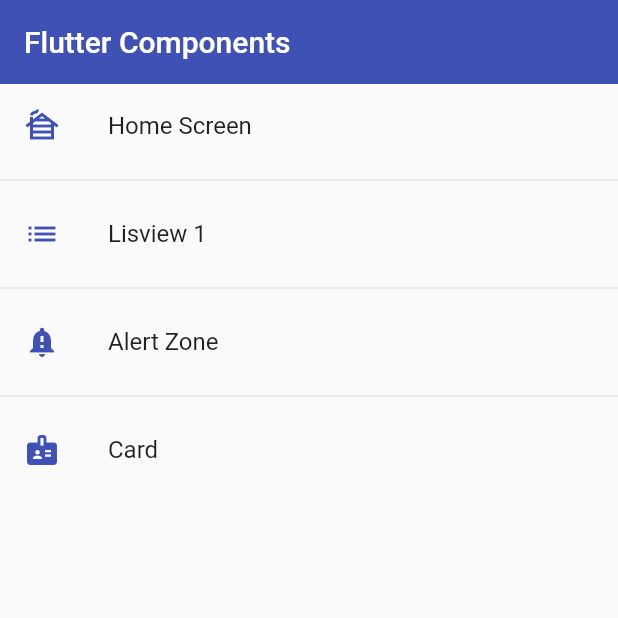
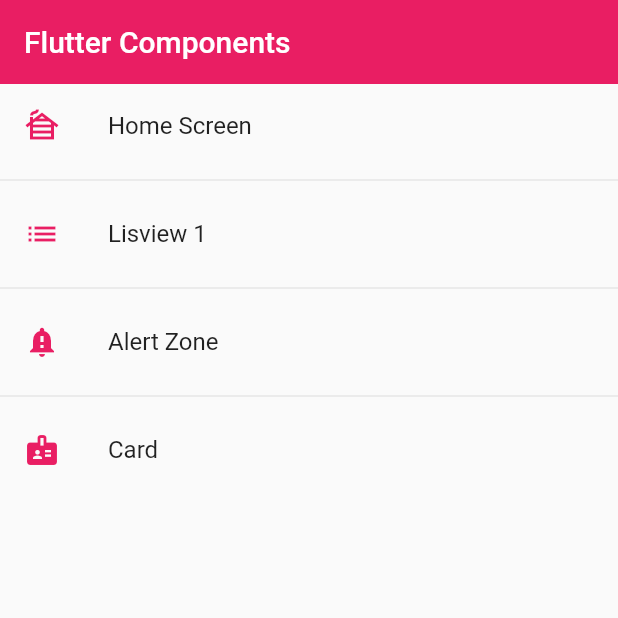
Before and after one commit to GitRockie/flutter_app_1, a Flutter app: the screen it shows after launch, on a phone screen of 412 x 824 dp, the top half of it. Run offline on Flutter 3.47's test engine with Material 2 defaults, Android fonts, the phone set to English and light mode, and no system bars.

Commit message:
Global Theme Personalizing
theme property in MaterialApp
copyWiyh method implementation on ThemeData
Write more arguments above the previous
Theme configs centralising to optimize and minimize the main.dart
AppTheme class create for global custom
Homescreen Icons style from Theme primary
DarkTheme creation
Styling Scuffold

```diff
--- a/lib/main.dart
+++ b/lib/main.dart
@@ -1,5 +1,7 @@
 import 'package:flutter/material.dart';
+
 import 'package:flutter_app_1/router/app_routes.dart';
+import 'package:flutter_app_1/theme/app_theme.dart';
 
 void main() => runApp(const MyApp());
 
@@ -13,6 +15,7 @@ class MyApp extends StatelessWidget {
         title: 'Material App',
         initialRoute: AppRoutes.initialRoute,
         routes: AppRoutes.getAppRoutes(),
-        onGenerateRoute: AppRoutes.onGenerateRoute);
+        onGenerateRoute: AppRoutes.onGenerateRoute,
+        theme: AppTheme.lightTheme);
   }
 }
--- a/lib/screens/home_screen.dart
+++ b/lib/screens/home_screen.dart
@@ -1,6 +1,7 @@
 import 'package:flutter/material.dart';
 
 import 'package:flutter_app_1/router/app_routes.dart';
+import 'package:flutter_app_1/theme/app_theme.dart';
 
 //import 'package:flutter_app_1/screens/screens.dart';
 
@@ -14,12 +15,10 @@ class HomeScreen extends StatelessWidget {
     return Scaffold(
       appBar: AppBar(
         title: const Text('Flutter Components'),
-        backgroundColor: Colors.indigo,
-        elevation: 0,
       ),
       body: ListView.separated(
           itemBuilder: (context, i) => ListTile(
-                leading: Icon(menuOptions[i].icon, color: Colors.indigo),
+                leading: Icon(menuOptions[i].icon, color: AppTheme.primary),
                 title: Text(menuOptions[i].nameRoot),
                 onTap: () {
                   /* final route = MaterialPageRoute(
--- a/lib/screens/listview1_screen.dart
+++ b/lib/screens/listview1_screen.dart
@@ -15,6 +15,7 @@ class Listview1Screen extends StatelessWidget {
     return Scaffold(
         appBar: AppBar(
           title: const Text('Listview Type 1'),
+          elevation: 0,
         ),
         body: ListView(
           children: [
@@ -22,6 +23,7 @@ class Listview1Screen extends StatelessWidget {
                 .map((team) => ListTile(
                       title: Text(team),
                       trailing: const Icon(Icons.arrow_forward_ios_outlined),
+                      iconColor: Colors.pink[300],
                     ))
                 .toList(),
 
--- a/lib/screens/listview2_screen.dart
+++ b/lib/screens/listview2_screen.dart
@@ -15,8 +15,6 @@ class Listview2Screen extends StatelessWidget {
     return Scaffold(
         appBar: AppBar(
           title: const Text('Listview Type 2'),
-          elevation: 0,
-          backgroundColor: Colors.indigo,
         ),
         body: ListView.separated(
           itemCount: options.length,
--- /dev/null
+++ b/lib/theme/app_theme.dart
@@ -0,0 +1,28 @@
+import 'package:flutter/material.dart';
+
+class AppTheme {
+  static const Color primary = Colors.pink;
+
+  static final ThemeData lightTheme = ThemeData.light().copyWith(
+      //Primary Color
+      primaryColor: Colors.pink,
+      //appBarTheme:
+      appBarTheme: const AppBarTheme(
+        color: primary,
+        elevation: 0,
+      )
+      //Buttons, Texts, etc.
+      );
+
+  static final ThemeData darkTheme = ThemeData.dark().copyWith(
+    //Primary Color
+    primaryColor: Colors.pink,
+    //appBarTheme:
+    appBarTheme: const AppBarTheme(
+      color: primary,
+      elevation: 0,
+    ),
+    scaffoldBackgroundColor: Colors.grey[850],
+    //Buttons, Texts, etc.
+  );
+}
```
